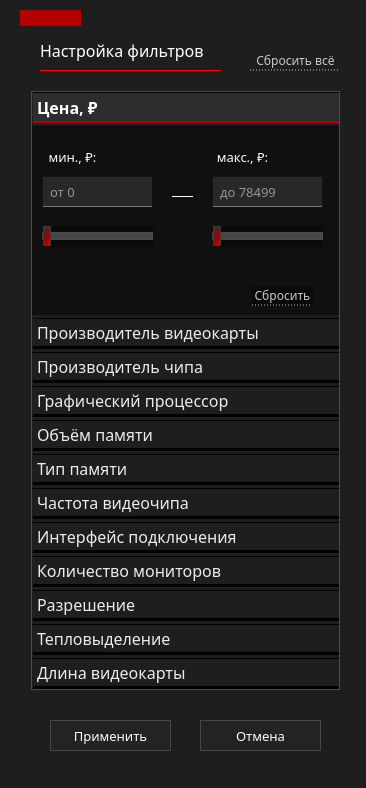
The window that ui/filter/widgetVideoFilter.ui (marginalprog/git_pcconf) describes before a commit, drawn with Qt 5.
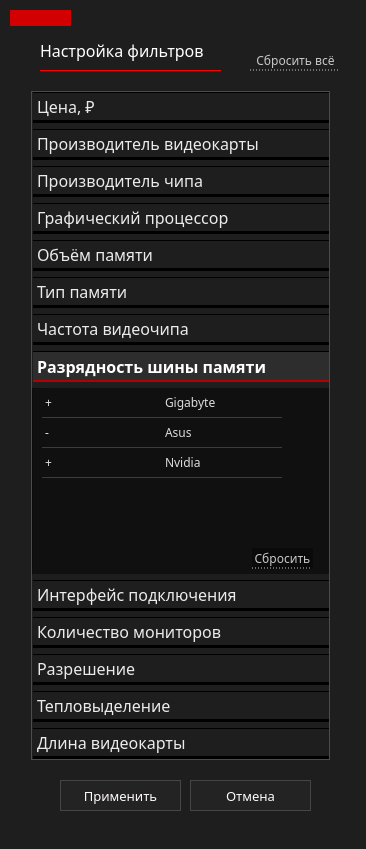
The same window after the commit. The open tabs and pages were chosen to show the change. Icons and pictures are not drawn.

Commit message: + Поставщик изменён на Производителя. + Добавлен параметр разрядности шины памяти в видеокарту и в фильтры. + В окно добавления заказа добавлено поле даты. Изменён полностью дизайн этого календаря с помощью css. + Стуктурные изменения в БД.

Patch:
```diff
--- a/ui/filter/widgetVideoFilter.ui
+++ b/ui/filter/widgetVideoFilter.ui
@@ -10,7 +10,7 @@
     <x>0</x>
     <y>0</y>
     <width>366</width>
-    <height>788</height>
+    <height>849</height>
    </rect>
   </property>
   <property name="windowTitle">
@@ -32,8 +32,8 @@
   <widget class="QPushButton" name="btnClose">
    <property name="geometry">
     <rect>
-     <x>200</x>
-     <y>720</y>
+     <x>190</x>
+     <y>780</y>
      <width>121</width>
      <height>31</height>
     </rect>
@@ -70,8 +70,8 @@
     <rect>
      <x>30</x>
      <y>90</y>
-     <width>311</width>
-     <height>601</height>
+     <width>301</width>
+     <height>671</height>
     </rect>
    </property>
    <property name="sizePolicy">
@@ -135,15 +135,15 @@
     <number>1</number>
    </property>
    <property name="tabSpacing">
-    <number>3</number>
+    <number>6</number>
    </property>
    <widget class="QWidget" name="price">
     <property name="geometry">
      <rect>
       <x>0</x>
       <y>0</y>
-      <width>307</width>
-      <height>189</height>
+      <width>297</width>
+      <height>186</height>
      </rect>
     </property>
     <property name="sizePolicy">
@@ -2627,7 +2627,343 @@
      </widget>
     </widget>
    </widget>
-   <widget class="QWidget" name="vidInterface">
+   <widget class="QWidget" name="bus">
+    <attribute name="icon">
+     <iconset>
+      <normaloff>../../images/down-arrow.png</normaloff>../../images/down-arrow.png</iconset>
+    </attribute>
+    <attribute name="label">
+     <string>Разрядность шины памяти</string>
+    </attribute>
+    <widget class="QFrame" name="frameBus">
+     <property name="geometry">
+      <rect>
+       <x>0</x>
+       <y>0</y>
+       <width>311</width>
+       <height>191</height>
+      </rect>
+     </property>
+     <property name="styleSheet">
+      <string notr="true">QFrame{
+	background-color: #101010;
+}
+</string>
+     </property>
+     <property name="frameShape">
+      <enum>QFrame::StyledPanel</enum>
+     </property>
+     <property name="frameShadow">
+      <enum>QFrame::Raised</enum>
+     </property>
+     <widget class="QTableWidget" name="tableBus">
+      <property name="enabled">
+       <bool>true</bool>
+      </property>
+      <property name="geometry">
+       <rect>
+        <x>10</x>
+        <y>0</y>
+        <width>291</width>
+        <height>161</height>
+       </rect>
+      </property>
+      <property name="font">
+       <font>
+        <family>Montserrat Medium</family>
+        <stylestrategy>PreferAntialias</stylestrategy>
+       </font>
+      </property>
+      <property name="mouseTracking">
+       <bool>true</bool>
+      </property>
+      <property name="focusPolicy">
+       <enum>Qt::NoFocus</enum>
+      </property>
+      <property name="autoFillBackground">
+       <bool>false</bool>
+      </property>
+      <property name="styleSheet">
+       <string notr="true">QHeaderView
+{	
+	background: rgb(30, 30, 30);
+	color: #dddddd;
+	border: 0px;
+	font-size: 14px;
+	min-width: 100px;	
+	min-height: 30px;
+}
+
+QHeaderView::section{
+	background: rgb(30, 30, 30);
+	min-width: 10px;	
+	min-height: 25px;
+	border: 0px solid;
+	border-right: 1px solid rgb(50,50,50); 
+	color: #dddddd;
+	font-size: 12px;
+}
+
+QHeaderView::section:hover {
+   color: white;
+	background-color: rgb(80,80,80);
+}
+
+QHeaderView::section{
+    color: white;
+	selection-background-color:#ffc0cb;
+}
+
+QTableWidget QTableCornerButton::section
+{
+	
+	background: rgb(30, 30, 30);
+	border-style: solid;
+	border-width: 1px;
+}
+
+QTableWidget::item
+{
+ 	border-bottom: 1px solid rgb(60,60,60); 
+	border-right: 0px;
+	border-left: 0px;
+	border-top:0px;
+}
+
+QTableView
+{
+	background-color: #101010;
+	color: #dddddd;
+	border-top: 0px;
+	border-right: 0px;
+	border-left: 0px;
+	border-bottom: 0px;
+}
+
+QTableWidget::item:hover {
+    color: white;
+	border-bottom: 1px solid rgb(180,180,180);
+}      
+
+QTableWidget::item:selected
+{
+ 	color: white;
+	border-bottom: 1px solid rgb(180,180,180);
+}
+
+QScrollBar:vertical {
+	border: none;
+    background-color: #151515;
+    width: 8px;
+    margin: 15px 0 15px 0;
+	border-radius: 0px;
+ }
+
+/*  HANDLE BAR VERTICAL */
+QScrollBar::handle:vertical {	
+	background-color: #151515;
+	min-height: 30px;
+	border-radius: 0px;
+	border: 1px solid;
+	border-right: 0px;
+	border-color: rgb(60,60,60);
+}
+QScrollBar::handle:vertical:hover{	
+	background-color:  rgb(50,50,50);
+	border-color: rgb(60,60,60);
+}
+QScrollBar::handle:vertical:pressed {	
+	background-color: rgb(120, 0, 2);
+}
+
+/* BTN TOP - SCROLLBAR */
+QScrollBar::sub-line:vertical {
+	background-color: #151515;
+	height: 15px;
+	subcontrol-position: top;
+	subcontrol-origin: margin;
+	border: 0px;
+	border-bottom: 1px solid rgb(180, 0, 0);
+}
+QScrollBar::sub-line:vertical:hover {	
+	background-color: #575757;
+	border-color: #242424;
+}
+QScrollBar::sub-line:vertical:pressed {	
+	background-color: rgb(120, 0, 2);
+}
+
+/* BTN BOTTOM - SCROLLBAR */
+QScrollBar::add-line:vertical {
+	background-color: #151515;
+	height: 15px;
+	subcontrol-position: bottom;
+	subcontrol-origin: margin;
+	border: 1px solid;
+	border-color: rgb(60,60,60);
+	border: 1px solid;
+	border-top:1px solid rgb(180, 0, 0);
+	border-right: 0px;
+	border-bottom: 0px;
+}
+QScrollBar::add-line:vertical:hover {	
+	background-color: #575757;
+	border-color: #242424;
+}
+QScrollBar::add-line:vertical:pressed {	
+	background-color: rgb(120, 0, 2);
+}
+/* RESET ARROW */
+QScrollBar::up-arrow:vertical, QScrollBar::down-arrow:vertical {
+	background: none;
+}
+
+QScrollBar::add-page:vertical, QScrollBar::sub-page:vertical {
+	background: none;
+}</string>
+      </property>
+      <property name="editTriggers">
+       <set>QAbstractItemView::AnyKeyPressed|QAbstractItemView::EditKeyPressed|QAbstractItemView::SelectedClicked</set>
+      </property>
+      <property name="selectionMode">
+       <enum>QAbstractItemView::MultiSelection</enum>
+      </property>
+      <property name="selectionBehavior">
+       <enum>QAbstractItemView::SelectRows</enum>
+      </property>
+      <property name="showGrid">
+       <bool>false</bool>
+      </property>
+      <property name="gridStyle">
+       <enum>Qt::SolidLine</enum>
+      </property>
+      <property name="sortingEnabled">
+       <bool>true</bool>
+      </property>
+      <attribute name="horizontalHeaderVisible">
+       <bool>false</bool>
+      </attribute>
+      <attribute name="horizontalHeaderCascadingSectionResizes">
+       <bool>true</bool>
+      </attribute>
+      <attribute name="horizontalHeaderDefaultSectionSize">
+       <number>120</number>
+      </attribute>
+      <attribute name="horizontalHeaderHighlightSections">
+       <bool>false</bool>
+      </attribute>
+      <attribute name="horizontalHeaderMinimumSectionSize">
+       <number>15</number>
+      </attribute>
+      <attribute name="horizontalHeaderShowSortIndicator" stdset="0">
+       <bool>true</bool>
+      </attribute>
+      <attribute name="horizontalHeaderStretchLastSection">
+       <bool>false</bool>
+      </attribute>
+      <attribute name="verticalHeaderVisible">
+       <bool>false</bool>
+      </attribute>
+      <attribute name="verticalHeaderCascadingSectionResizes">
+       <bool>false</bool>
+      </attribute>
+      <attribute name="verticalHeaderMinimumSectionSize">
+       <number>10</number>
+      </attribute>
+      <row>
+       <property name="text">
+        <string>0</string>
+       </property>
+      </row>
+      <row>
+       <property name="text">
+        <string>1</string>
+       </property>
+      </row>
+      <row>
+       <property name="text">
+        <string>2</string>
+       </property>
+      </row>
+      <column>
+       <property name="text">
+        <string>Выбор</string>
+       </property>
+      </column>
+      <column>
+       <property name="text">
+        <string>Название</string>
+       </property>
+      </column>
+      <item row="0" column="0">
+       <property name="text">
+        <string>+</string>
+       </property>
+      </item>
+      <item row="0" column="1">
+       <property name="text">
+        <string>Gigabyte</string>
+       </property>
+      </item>
+      <item row="1" column="0">
+       <property name="text">
+        <string>-</string>
+       </property>
+      </item>
+      <item row="1" column="1">
+       <property name="text">
+        <string>Asus</string>
+       </property>
+      </item>
+      <item row="2" column="0">
+       <property name="text">
+        <string>+</string>
+       </property>
+      </item>
+      <item row="2" column="1">
+       <property name="text">
+        <string>Nvidia</string>
+       </property>
+      </item>
+     </widget>
+     <widget class="QPushButton" name="btnResetBus">
+      <property name="geometry">
+       <rect>
+        <x>220</x>
+        <y>160</y>
+        <width>61</width>
+        <height>21</height>
+       </rect>
+      </property>
+      <property name="font">
+       <font>
+        <family>Montserrat Medium</family>
+        <pointsize>9</pointsize>
+       </font>
+      </property>
+      <property name="styleSheet">
+       <string notr="true">QPushButton
+{
+background-color: rgb(10, 10, 10);
+color:  rgb(200,200, 200);
+border: 0px;
+border-bottom: 1px dotted rgb(200, 200, 200);
+}
+
+QPushButton::hover
+{
+color: red;
+border-bottom: 1px dotted red;
+}
+</string>
+      </property>
+      <property name="text">
+       <string>Сбросить</string>
+      </property>
+     </widget>
+    </widget>
+   </widget>
+   <widget class="QWidget" name="Interface">
     <property name="geometry">
      <rect>
       <x>0</x>
@@ -4413,16 +4749,15 @@
   <widget class="Line" name="rectangle">
    <property name="geometry">
     <rect>
-     <x>20</x>
+     <x>10</x>
      <y>10</y>
      <width>61</width>
      <height>16</height>
     </rect>
    </property>
    <property name="styleSheet">
-    <string notr="true">border:0px;
-background-color: rgb(180, 0, 0);
-border: 1px solid rgb(180, 0, 0);</string>
+    <string notr="true">background-color: rgb(210, 0, 0);
+border: 1px solid rgb(210, 0, 0);</string>
    </property>
    <property name="orientation">
     <enum>Qt::Horizontal</enum>
@@ -4470,8 +4805,8 @@
   <widget class="QPushButton" name="btnAccept">
    <property name="geometry">
     <rect>
-     <x>50</x>
-     <y>720</y>
+     <x>60</x>
+     <y>780</y>
      <width>121</width>
      <height>31</height>
     </rect>
```
Left out of the diff: 46 changed lines with no effect on the pictures. The commit also changes 23 other files.
